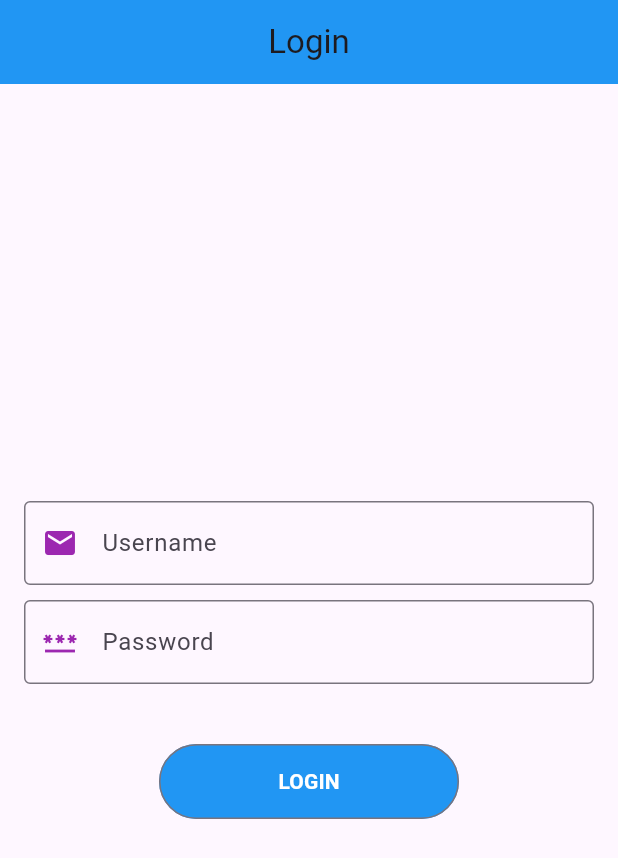
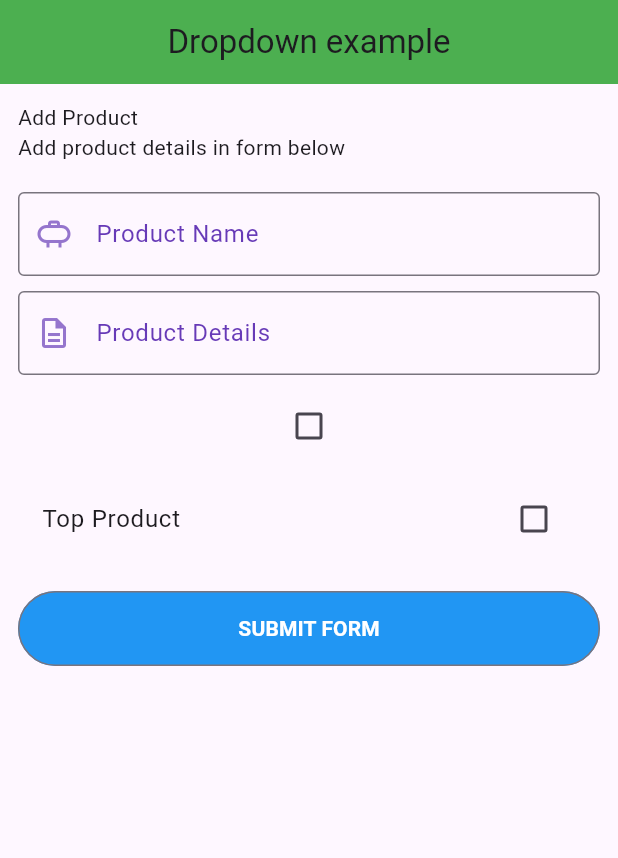
Before and after one commit to Sainathhiwale/flutter_bootcomp, a Flutter app: the screen it shows after launch, on a phone screen of 412 x 824 dp. Shown: the top 858 px of the screen. Run offline on Flutter 3.47's test engine with Material 3 defaults, Android fonts, the light colour scheme and no system bars; our stand-ins replace dio, fluttertoast, font_awesome_flutter, shared_preferences.

Commit message:
dropdown example ui is created

```diff
--- a/lib/main.dart
+++ b/lib/main.dart
@@ -11,6 +11,7 @@ import 'package:flutter_bootcamp_2025/screen/StateLessFulWidget.dart';
 import 'package:flutter_bootcamp_2025/screen/checkbox/formcheckbox.dart';
 import 'package:flutter_bootcamp_2025/screen/customswidgets.dart';
 import 'package:flutter_bootcamp_2025/screen/dashbroad.dart';
+import 'package:flutter_bootcamp_2025/screen/dropdown_spineer/form_dropdown.dart';
 import 'package:flutter_bootcamp_2025/screen/home.dart';
 import 'package:flutter_bootcamp_2025/screen/mvvm/core/utils/app_routes.dart';
 import 'package:flutter_bootcamp_2025/screen/mvvm/data/repositories/auth_repository.dart';
@@ -32,7 +33,13 @@ class MyApp extends StatelessWidget{
    MyApp({super.key});
   @override
   Widget build(BuildContext context) {
-    return MultiProvider(
+    return MaterialApp(
+      title: "My Flutter App",
+      debugShowCheckedModeBanner: false,
+      home: FormDropdown(),
+    );
+
+   /* return MultiProvider(
       providers: [
         ChangeNotifierProvider(
           create: (_) => LoginViewModel(LoginUseCase(AuthRepository(ApiService()))),
@@ -43,11 +50,7 @@ class MyApp extends StatelessWidget{
         initialRoute: AppRoutes.splash,
         onGenerateRoute: AppRoutes.generateRoute,
       ),
-    );
-    /*return MaterialApp(
-      title: "My Flutter App",
-      debugShowCheckedModeBanner: false,
-      home: SplashScreen(),
     );*/
+
   }
 }
--- /dev/null
+++ b/lib/screen/dropdown_spineer/form_dropdown.dart
@@ -0,0 +1,106 @@
+import 'package:flutter/material.dart';
+import 'package:flutter_bootcamp_2025/screen/custome_widgets/mytextfield.dart';
+import 'package:flutter_bootcamp_2025/screen/dropdown_spineer/details_dropdown.dart';
+
+class FormDropdown extends StatefulWidget {
+  const FormDropdown({super.key});
+
+  @override
+  State<FormDropdown> createState() => _FormDropdownState();
+}
+
+class _FormDropdownState extends State<FormDropdown> {
+  final _productConstroller = TextEditingController();
+  final _productDetailsConstroller = TextEditingController();
+  bool? _checkbox = false;
+  bool? _checkboxlistTile = false;
+  @override
+  Widget build(BuildContext context) {
+    return Scaffold(
+      appBar: AppBar(
+        title: Text("Dropdown example"),
+        backgroundColor: Colors.green,
+        centerTitle: true,
+      ),
+      body: Container(
+        padding: EdgeInsets.all(12.0),
+        child: ListView(
+          children: [
+            Text("Add Product" ),
+            Text("Add product details in form below"),
+            SizedBox(
+              height: 20.0,
+            ),
+            Mytextfield(
+              myController: _productConstroller,
+              fieldName: "Product Name",
+              myIcon: Icons.propane_outlined,
+              prefixiconColor: Colors.deepPurple.shade300,
+            ),
+            SizedBox(
+              height: 10.0,
+            ),
+            Mytextfield(
+              myController: _productDetailsConstroller,
+              fieldName: "Product Details",
+              myIcon: Icons.description_outlined,
+              prefixiconColor: Colors.deepPurple.shade300,
+            ),
+            SizedBox(
+              height: 10.0,
+            ),
+            Checkbox(
+                checkColor: Colors.white,
+                activeColor: Colors.purple,
+                tristate:true ,
+                value: _checkbox,
+                onChanged: (val) {
+                  setState(() {
+                    _checkbox = val;
+                  });
+                }),
+            SizedBox(
+              height: 10.0,
+            ),
+            CheckboxListTile(
+                value: _checkboxlistTile,
+                title: Text("Top Product"),
+                onChanged: (val){
+                  setState(() {
+                    _checkboxlistTile = val;
+                  });
+                }),
+            SizedBox(
+              height: 20.0,
+            ),
+            // Checkbox(value: value, onChanged: onChanged)
+            myBtn(context),
+          ],
+        ),
+      ),
+    );
+  }
+
+  OutlinedButton myBtn(BuildContext context) {
+    return OutlinedButton(
+      style: OutlinedButton.styleFrom(
+          minimumSize: const Size(200, 50),
+          backgroundColor: Colors.blue,
+          foregroundColor: Colors.white),
+      onPressed: () {
+        Navigator.push(
+          context,
+          MaterialPageRoute(
+            builder: (context) {
+              return DetailsDropdown(producName: _productConstroller.text, productDetails: _productDetailsConstroller.text, );
+            },
+          ),
+        );
+      },
+      child: Text(
+        "Submit Form".toUpperCase(),
+        style: const TextStyle(fontWeight: FontWeight.bold),
+      ),
+    );
+  }
+}
```
Also changed, not shown: lib/screen/dropdown_spineer/details_dropdown.dart (added, +63 -0 lines), 1 other file.
